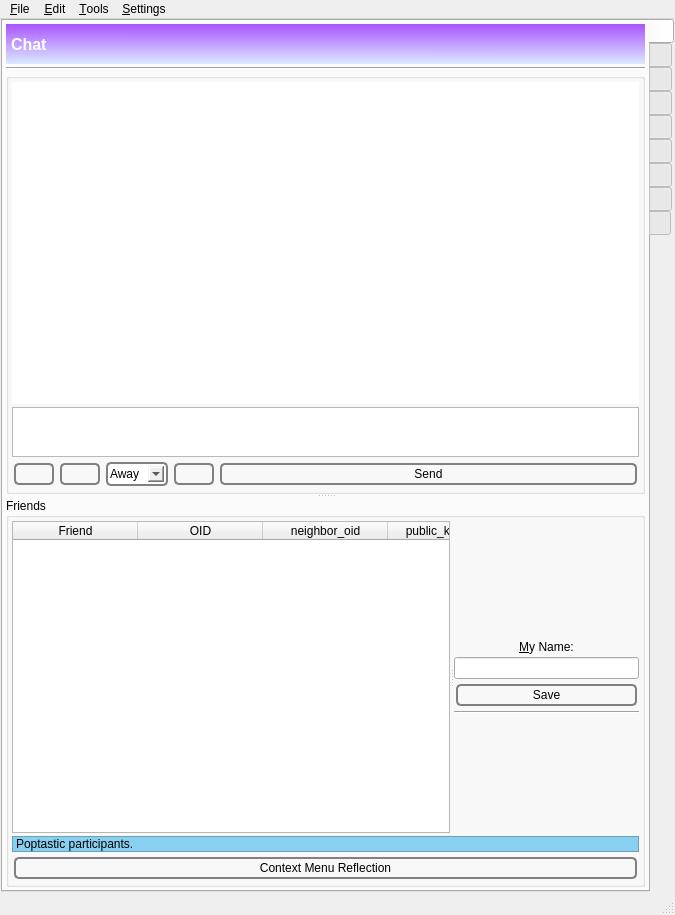
Old version of the form GoldBug-UI/controlcenter.ui in the repository xloem/spot-on-svn.
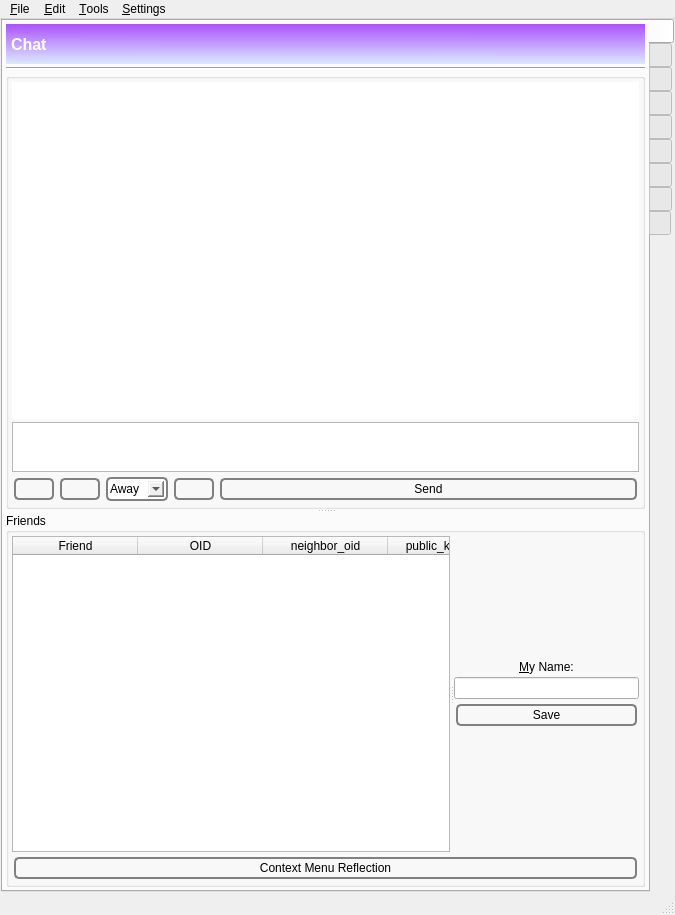
New version of the form. Icons and pictures are not drawn. Custom widgets are drawn as their Qt base class.

What changed in the file:
```diff
--- a/GoldBug-UI/controlcenter.ui
+++ b/GoldBug-UI/controlcenter.ui
@@ -618,20 +618,12 @@
                     </widget>
                    </item>
                    <item>
-                    <layout class="QHBoxLayout" name="horizontalLayout_9">
-                     <property name="leftMargin">
-                      <number>0</number>
+                    <widget class="QPushButton" name="saveNodeName">
+                     <property name="toolTip">
+                      <string>Save my name.</string>
                      </property>
-                     <property name="topMargin">
-                      <number>0</number>
-                     </property>
-                     <item>
-                      <widget class="QPushButton" name="saveNodeName">
-                       <property name="toolTip">
-                        <string>Save my name.</string>
-                       </property>
-                       <property name="styleSheet">
-                        <string notr="true">QPushButton {
+                     <property name="styleSheet">
+                      <string notr="true">QPushButton {
  border: 2px solid gray;
  background-color: qlineargradient(x1: 0, y1: 0, x2: 0, y2: 1,
                                    stop: 0 #E0E0E0, stop: 1 #FFFFFF);
@@ -651,22 +643,13 @@
      border-style: inset;
  }
 </string>
-                       </property>
-                       <property name="text">
-                        <string>Save</string>
-                       </property>
-                       <property name="icon">
-                        <iconset resource="../Icons/icons.qrc">
-                         <normaloff>:/nuvola/ok.png</normaloff>:/nuvola/ok.png</iconset>
-                       </property>
-                      </widget>
-                     </item>
-                    </layout>
-                   </item>
-                   <item>
-                    <widget class="Line" name="line">
-                     <property name="orientation">
-                      <enum>Qt::Horizontal</enum>
+                     </property>
+                     <property name="text">
+                      <string>Save</string>
+                     </property>
+                     <property name="icon">
+                      <iconset resource="../Icons/icons.qrc">
+                       <normaloff>:/nuvola/ok.png</normaloff>:/nuvola/ok.png</iconset>
                      </property>
                     </widget>
                    </item>
@@ -690,26 +673,6 @@
                  </widget>
                 </widget>
                </item>
-               <item>
-                <widget class="QLabel" name="label_120">
-                 <property name="sizePolicy">
-                  <sizepolicy hsizetype="Preferred" vsizetype="Fixed">
-                   <horstretch>0</horstretch>
-                   <verstretch>0</verstretch>
-                  </sizepolicy>
-                 </property>
-                 <property name="styleSheet">
-                  <string notr="true">QLabel { background-color : rgb(137, 207, 240);}
-</string>
-                 </property>
-                 <property name="frameShape">
-                  <enum>QFrame::StyledPanel</enum>
-                 </property>
-                 <property name="text">
-                  <string>Poptastic participants.</string>
-                 </property>
-                </widget>
-               </item>
                <item>
                 <widget class="QPushButton" name="chatActionMenu">
                  <property name="toolTip">
```
Left out of the diff: 95 changed lines with no effect on the pictures.
